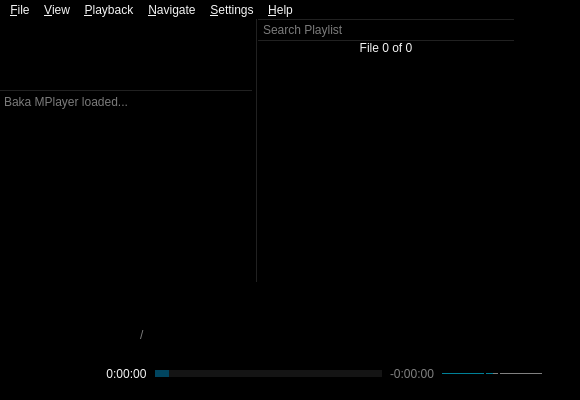
Qt form src/ui/mainwindow.ui (u8sand/Baka-MPlayer) before a commit.
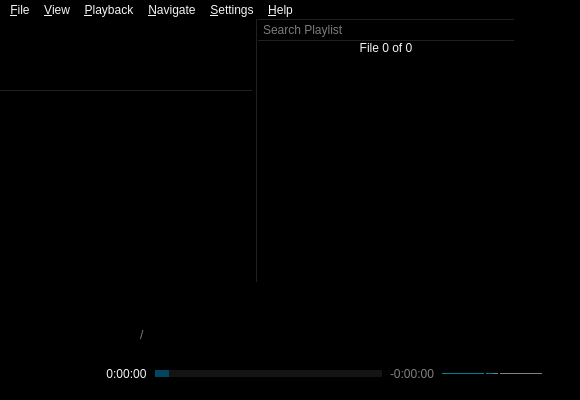
The same form after that commit. Icons and pictures are not drawn. Custom widgets are drawn as their Qt base class.

Commit message: Upstream patch for FreeBSD port http://svnweb.freebsd.org/ports/head/multimedia/baka-mplayer/files/patch-src__ui__mainwindow.ui?revision=371210&view=markup

Diff of the .ui file:
```diff
--- a/src/ui/mainwindow.ui
+++ b/src/ui/mainwindow.ui
@@ -213,9 +213,6 @@
       <property name="readOnly">
        <bool>true</bool>
       </property>
-      <property name="placeholderText">
-       <string>Baka MPlayer loaded...</string>
-      </property>
      </widget>
     </widget>
     <widget class="QWidget" name="playlistLayoutWidget" native="true">
```
